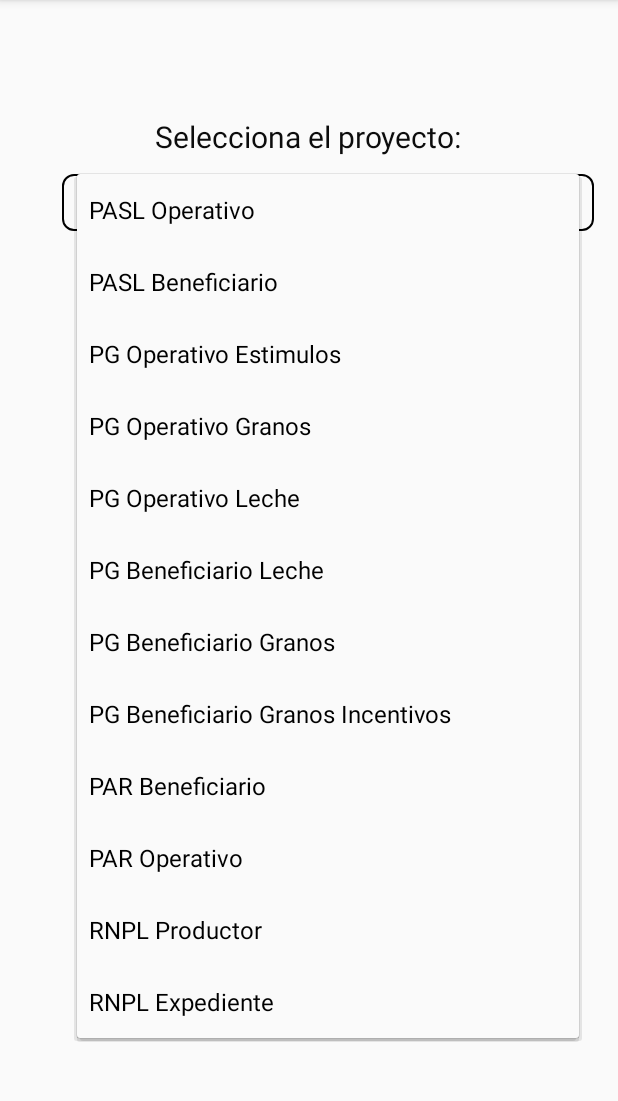
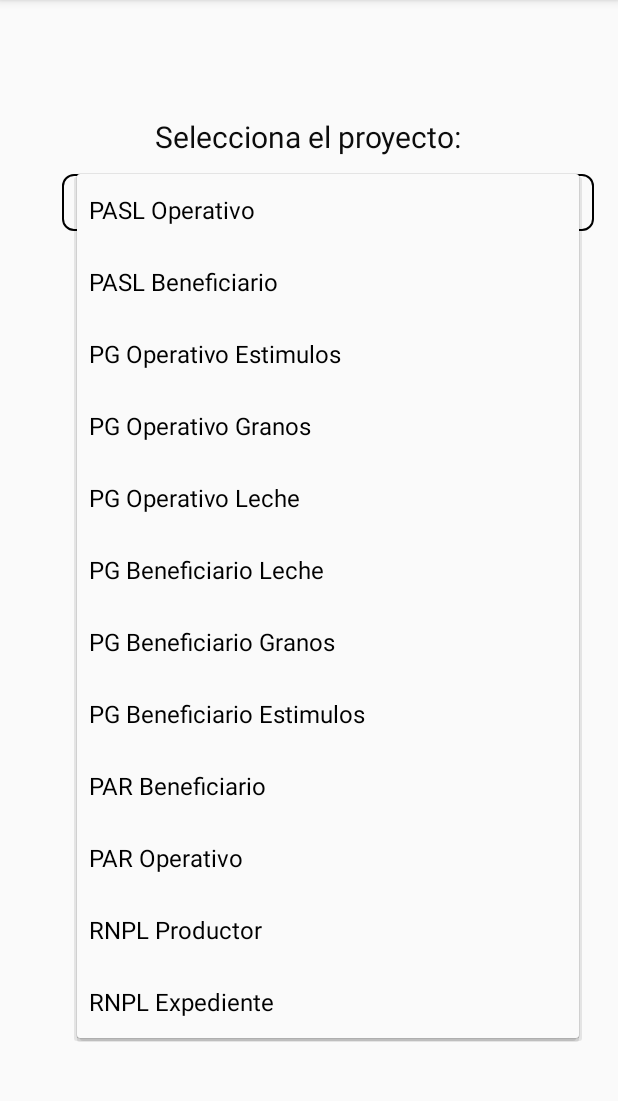
Before and after one commit to Geoberth/Geoespaciales_SEGALMEX, an Android app: the GpsEnableb screen opened directly, with no data from a screen before it, after a tap on "PASL Operativo", on a phone screen of 412 x 824 dp, the part 84-1185 px from its top. Run offline under Robolectric (Android 15) with nearby library versions, the phone set to English and light mode, and no system bars.

Commit message:
pequeños cambios

```diff
--- a/app/build.gradle
+++ b/app/build.gradle
@@ -8,7 +8,7 @@ android {
         minSdkVersion 21
         targetSdkVersion 30
         versionCode 2
-        versionName '1.6.1'
+        versionName '1.7.18.2'
         testInstrumentationRunner "androidx.test.runner.AndroidJUnitRunner"
     }
     buildTypes {
--- a/app/src/main/java/com/example/geosegalmex/Georeferencia/GeoreferenciaActivity.java
+++ b/app/src/main/java/com/example/geosegalmex/Georeferencia/GeoreferenciaActivity.java
@@ -134,7 +134,7 @@ public class GeoreferenciaActivity extends AppCompatActivity  implements OnMapRe
                 else if(General.Proyecto.equals("PG Beneficiario Granos")){
                     agregarPGBeneficiarioGranos();
                 }
-                else if(General.Proyecto.equals("PG Beneficiario Granos Incentivos")){
+                else if(General.Proyecto.equals("PG Beneficiario Estimulos")){
                     agregarPGBeneficiarioGranosIncentivos();
                 }
                 else if(General.Proyecto.equals("PG Beneficiario Leche")){
--- a/app/src/main/java/com/example/geosegalmex/Gps/GpsEnableb.java
+++ b/app/src/main/java/com/example/geosegalmex/Gps/GpsEnableb.java
@@ -497,7 +497,7 @@ public class GpsEnableb extends AppCompatActivity {
             }
         }
 
-        else if(proy.equals("PG Beneficiario Granos Incentivos")){
+        else if(proy.equals("PG Beneficiario Estimulos")){
             PGBeneficiariosGranosIncentivosBD db;
             db = new PGBeneficiariosGranosIncentivosBD(this);
             boolean insertarData = db.addTrayectoriaS(folioPro, folioBrig, longGpsSave, latiGpsSave, horaActl, fechaActl);
--- a/app/src/main/java/com/example/geosegalmex/NewCamara.java
+++ b/app/src/main/java/com/example/geosegalmex/NewCamara.java
@@ -265,7 +265,7 @@ public class NewCamara extends AppCompatActivity {
                                     else if (General.Proyecto.equals("RNPL Productor")){
                                         startActivity(new Intent(getApplication(), Liconsa.class));
                                     }
-                                    else if (General.Proyecto.equals("PG Beneficiario Granos Incentivos")){
+                                    else if (General.Proyecto.equals("PG Beneficiario Estimulos")){
                                         startActivity(new Intent(getApplication(), PGBeneficiariosGranosIncentivos.class));
                                     }
                                     else{
--- a/app/src/main/res/layout/activity_principal.xml
+++ b/app/src/main/res/layout/activity_principal.xml
@@ -68,12 +68,11 @@
             android:text="Acceder"/>
 
         <TextView
-
             android:id="@+id/txtEncIntegrante"
             android:layout_width="match_parent"
             android:layout_height="wrap_content"
             android:layout_marginTop="10dp"
-            android:text="1.7.18.1"
+            android:text="1.7.18.2"
             android:textColor="#000000"
             android:textSize="9sp" />
 
@@ -100,6 +99,4 @@
             app:srcCompat="@drawable/frontera" />
 
     </LinearLayout>
-
-
 </RelativeLayout>
--- a/app/src/main/res/values/selectproyect.xml
+++ b/app/src/main/res/values/selectproyect.xml
@@ -11,7 +11,7 @@
     <item>PG Operativo Leche</item>
     <item>PG Beneficiario Leche</item>
     <item>PG Beneficiario Granos</item>
-    <item>PG Beneficiario Granos Incentivos</item>
+    <item>PG Beneficiario Estimulos</item>
     <item>PAR Beneficiario</item>
     <item>PAR Operativo</item>
     <item>RNPL Productor</item>
```
Also changed, not shown: 478 other files.
